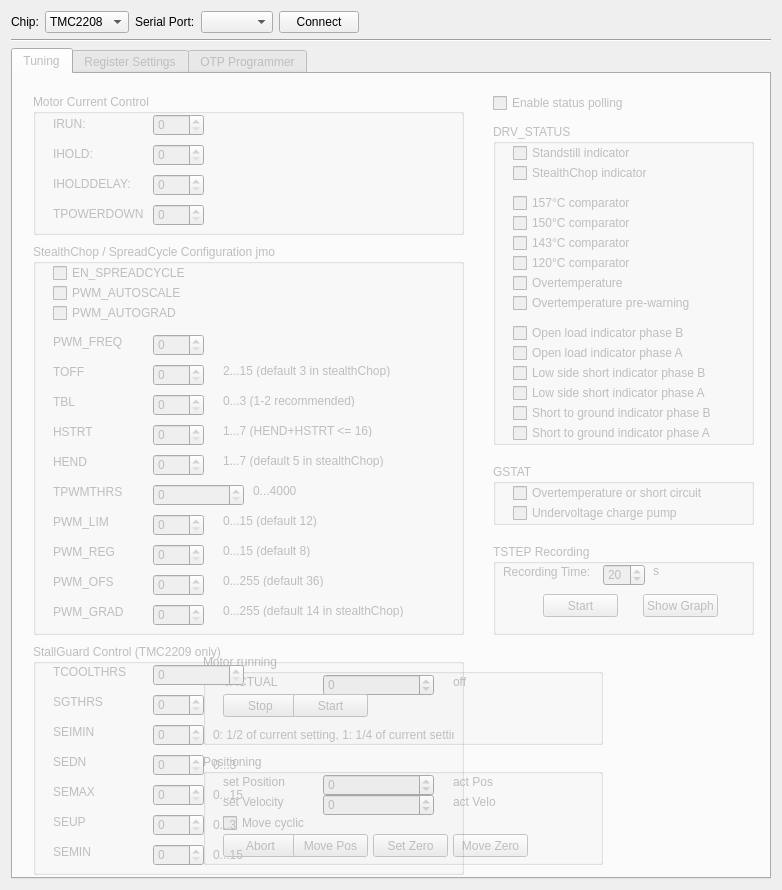
Gehetzter/SilentStepStick, file ScriptCommunicator/scripts/TMC220X.ui: the form before one commit.
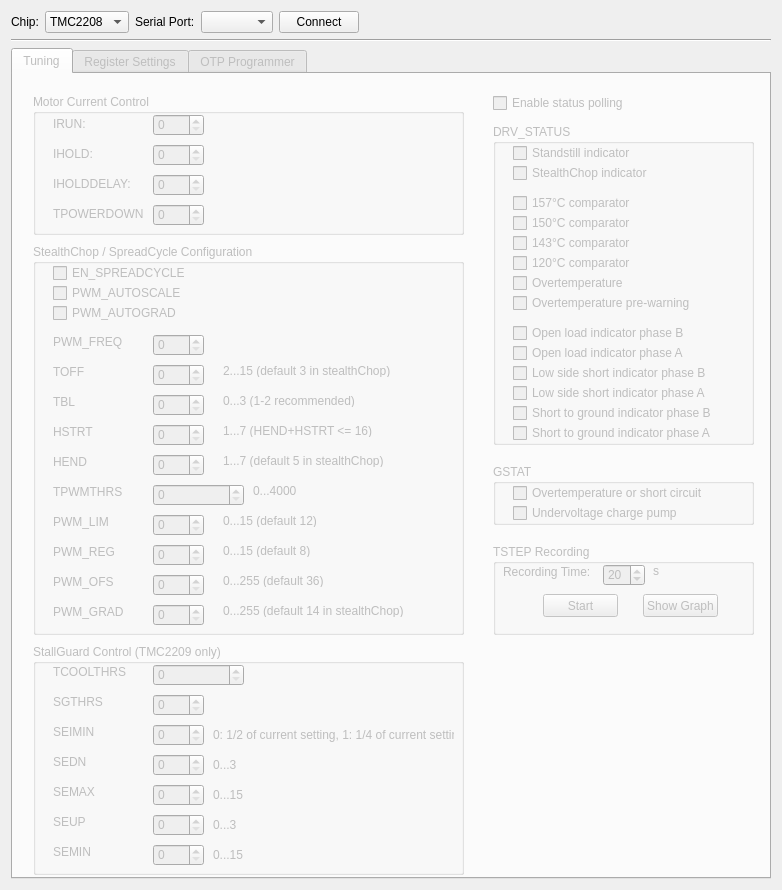
The form after the commit.

Patch:
```diff
--- a/ScriptCommunicator/scripts/TMC220X.ui
+++ b/ScriptCommunicator/scripts/TMC220X.ui
@@ -283,9 +283,9 @@
 	  <widget class="QGroupBox" name="groupBox">
        <property name="geometry">
         <rect>
-         <x>190</x>
-         <y>580</y>
-         <width>400</width>
+         <x>20</x>
+         <y>810</y>
+         <width>431</width>
          <height>91</height>
         </rect>
        </property>
@@ -362,7 +362,7 @@
 	   <widget class="QPushButton" name="MoveStart_pushButton">
         <property name="geometry">
          <rect>
-          <x>90</x>
+          <x>100</x>
           <y>40</y>
           <width>75</width>
           <height>23</height>
@@ -380,9 +380,9 @@
 	   	  <widget class="QGroupBox" name="groupBox">
        <property name="geometry">
         <rect>
-         <x>190</x>
-         <y>680</y>
-         <width>400</width>
+         <x>20</x>
+         <y>910</y>
+         <width>431</width>
          <height>111</height>
         </rect>
        </property>
@@ -529,7 +529,7 @@
 	   <widget class="QPushButton" name="MovePos_pushButton">
         <property name="geometry">
          <rect>
-          <x>90</x>
+          <x>100</x>
           <y>80</y>
           <width>75</width>
           <height>23</height>
@@ -543,7 +543,7 @@
 	   <widget class="QPushButton" name="SetZero_pushButton">
         <property name="geometry">
          <rect>
-          <x>170</x>
+          <x>180</x>
           <y>80</y>
           <width>75</width>
           <height>23</height>
@@ -557,7 +557,7 @@
 	  <widget class="QPushButton" name="MoveZero_pushButton">
         <property name="geometry">
          <rect>
-          <x>250</x>
+          <x>260</x>
           <y>80</y>
           <width>75</width>
           <height>23</height>
@@ -611,7 +611,7 @@
         </rect>
        </property>
        <property name="title">
-        <string>StealthChop / SpreadCycle Configuration jmo</string>
+        <string>StealthChop / SpreadCycle Configuration</string>
        </property>
        <widget class="QCheckBox" name="EN_SPREADCYCLE_checkBox">
         <property name="geometry">
```
